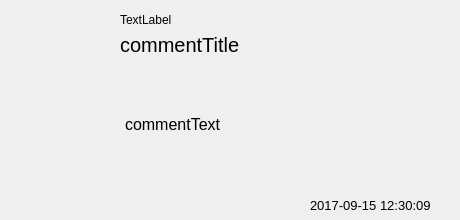
zrd96/restaurant, file comment.ui: the form before one commit.
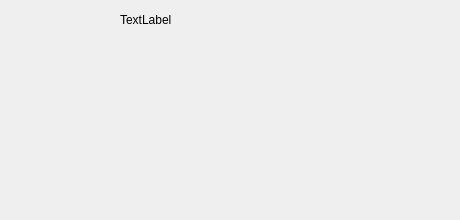
The form after the commit. Icons and pictures are not drawn.

The edit to the form file:
```diff
--- a/comment.ui
+++ b/comment.ui
@@ -32,24 +32,6 @@
     <bool>true</bool>
    </property>
   </widget>
-  <widget class="QLabel" name="commentTitle">
-   <property name="geometry">
-    <rect>
-     <x>120</x>
-     <y>30</y>
-     <width>320</width>
-     <height>30</height>
-    </rect>
-   </property>
-   <property name="font">
-    <font>
-     <pointsize>15</pointsize>
-    </font>
-   </property>
-   <property name="text">
-    <string>commentTitle</string>
-   </property>
-  </widget>
   <widget class="QPlainTextEdit" name="commentText">
    <property name="geometry">
     <rect>
@@ -71,7 +53,7 @@
     <bool>true</bool>
    </property>
    <property name="plainText">
-    <string>commentText</string>
+    <string/>
    </property>
   </widget>
   <widget class="QLabel" name="commentTime">
@@ -89,7 +71,7 @@
     </font>
    </property>
    <property name="text">
-    <string>2017-09-15 12:30:09</string>
+    <string/>
    </property>
   </widget>
   <widget class="QLabel" name="commentUser">
@@ -105,6 +87,30 @@
     <string>TextLabel</string>
    </property>
   </widget>
+  <widget class="QLineEdit" name="commentTitle">
+   <property name="geometry">
+    <rect>
+     <x>120</x>
+     <y>30</y>
+     <width>320</width>
+     <height>30</height>
+    </rect>
+   </property>
+   <property name="font">
+    <font>
+     <pointsize>16</pointsize>
+    </font>
+   </property>
+   <property name="styleSheet">
+    <string notr="true">background: transparent</string>
+   </property>
+   <property name="text">
+    <string/>
+   </property>
+   <property name="frame">
+    <bool>false</bool>
+   </property>
+  </widget>
  </widget>
  <resources/>
  <connections/>
```
